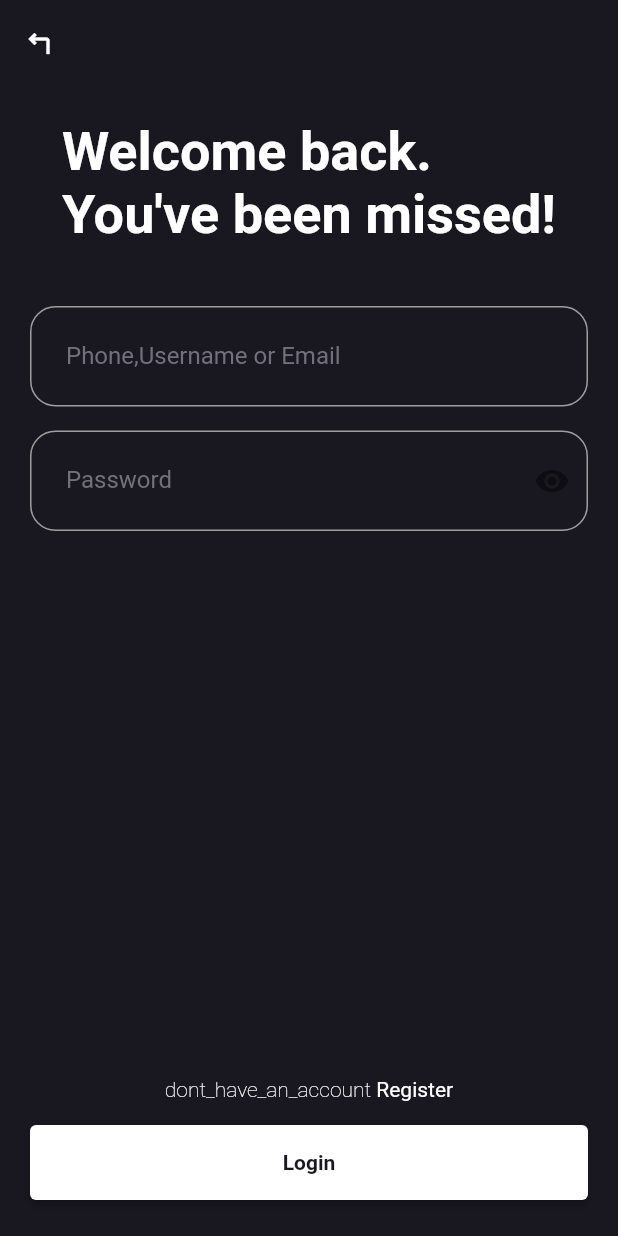
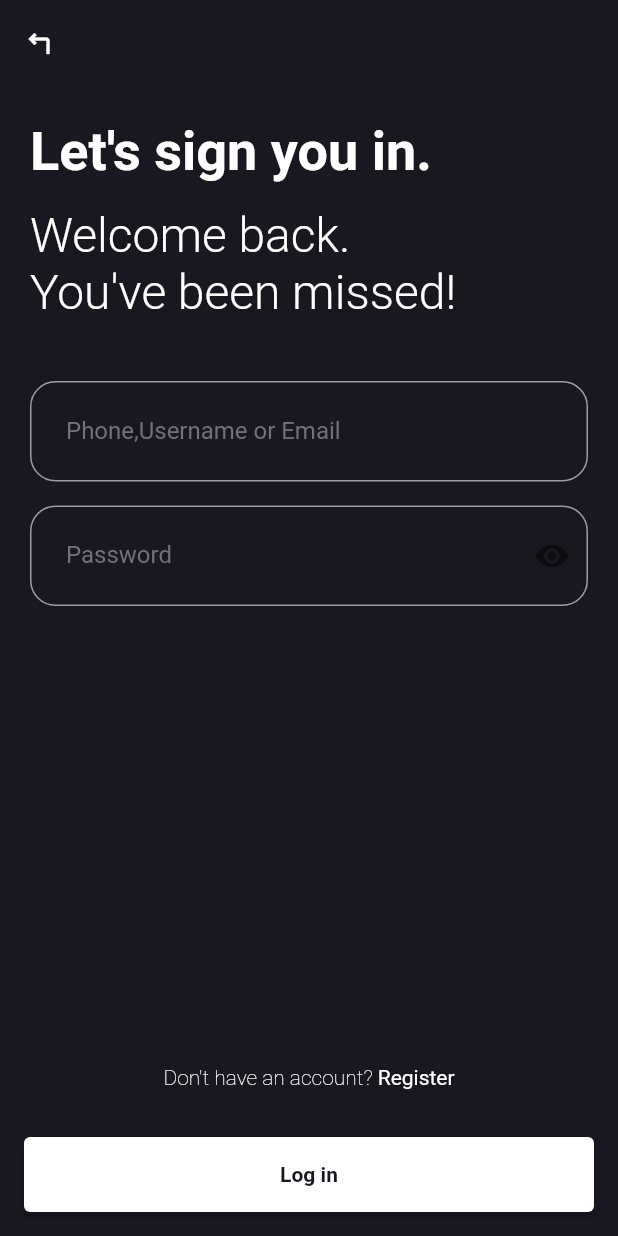
Before and after one commit to JaberMa/test_tasks, a Flutter app: the screen it shows after launch, on a phone screen of 412 x 824 dp. Run offline on Flutter 3.47's test engine with Material 2 defaults, Android fonts, the phone set to English and light mode, and no system bars; our stand-ins replace easy_localization, flutter_mobx, mobx; missing offline and left inert: dart:ffi; generated files the repository leaves out were written again.

Commit message:
fix ui  clavier

```diff
--- a/assets/translations/en.json
+++ b/assets/translations/en.json
@@ -2,7 +2,7 @@
     "test Task": "test Task",
     "Login_successful": "Login successful!",
     "login_failed": "Login failed. Please check your credentials.",
-    "lets_sign_you_in.": "Let's sign you in.",
+    "lets_sign_you_in": "Let's sign you in.",
     "msg_welcome":"Welcome back. \nYou've been missed!",
     "dont_have_an_account": "Don't have an account?",
     "username":"Username",
--- a/lib/screens/login_screen/components/msg_welcome.dart
+++ b/lib/screens/login_screen/components/msg_welcome.dart
@@ -1,5 +1,6 @@
 import 'package:easy_localization/easy_localization.dart';
 import 'package:flutter/material.dart';
+import 'package:test_tasks/utils/constants/app_strings.dart';
 
 class MsgWelcome extends StatelessWidget {
   final String headlineWelcome;
@@ -7,12 +8,27 @@ class MsgWelcome extends StatelessWidget {
 
   @override
   Widget build(BuildContext context) {
-    return Text(
-      "msg_welcome".tr(),
-      style: const TextStyle(
-        fontSize: 36,
-        fontWeight: FontWeight.w700,
-      ),
+    return Column(
+      crossAxisAlignment: CrossAxisAlignment.stretch,
+      children: [
+        Text(
+          "lets_sign_you_in".tr(),
+          style: const TextStyle(
+            fontSize: 36,
+            fontWeight: FontWeight.w700,
+          ),
+        ),
+        const SizedBox(
+          height: 16,
+        ),
+        Text(
+          "msg_welcome".tr(),
+          style: const TextStyle(
+            fontSize: 32,
+            fontWeight: FontWeight.w300,
+          ),
+        )
+      ],
     );
   }
 }
--- a/lib/screens/login_screen/login_screen.dart
+++ b/lib/screens/login_screen/login_screen.dart
@@ -1,3 +1,5 @@
+import 'dart:ffi';
+
 import 'package:flutter_mobx/flutter_mobx.dart';
 import 'package:provider/provider.dart';
 import '../../mixins/snack_mixin.dart';
@@ -36,8 +38,59 @@ class LoginScreenState extends State<LoginScreen> with SnackMixin {
   @override
   Widget build(BuildContext context) {
     final authInfo = Provider.of<LoginBase>(context);
-
     return Scaffold(
+      bottomNavigationBar: Observer(
+        builder: (context) {
+          return Wrap(children: [
+            Padding(
+              padding: const EdgeInsets.all(16.0),
+              child: Row(
+                mainAxisAlignment: MainAxisAlignment.center,
+                children: [
+                  Text(
+                    AppStrings.instructionMsg,
+                    style: const TextStyle(
+                      fontWeight: FontWeight.w200,
+                    ),
+                  ),
+                  GestureDetector(
+                    onTap: null,
+                    child: Text(" Register".tr()),
+                  ),
+                ],
+              ),
+            ),
+            Padding(
+              padding: const EdgeInsets.all(16.0),
+              child: SizedBox(
+                height: 50,
+                width: double.infinity,
+                child: ElevatedButton(
+                  child: Text(
+                    'Log in'.tr(),
+                    style: const TextStyle(fontWeight: FontWeight.bold),
+                  ),
+                  onPressed: () async {
+                    if (_formKey.currentState!.validate()) {
+                      authInfo.setUsername(_usernameController.text);
+                      authInfo.setPassword(_passwordController.text);
+                      bool canLogin = await authInfo.login();
+                      if (canLogin && mounted) {
+                        showSuccess(
+                            context, AppStrings.loginSuccessMessage.tr());
+                        Navigator.pushReplacementNamed(
+                            context, HomeScreen.homeScreen);
+                      } else {
+                        showError(context, AppStrings.loginErrorMessage.tr());
+                      }
+                    }
+                  },
+                ),
+              ),
+            ),
+          ]);
+        },
+      ),
       appBar: AppBar(
         elevation: 0,
         leading: const Icon(Icons.turn_left),
@@ -46,10 +99,7 @@ class LoginScreenState extends State<LoginScreen> with SnackMixin {
         padding: const EdgeInsets.symmetric(horizontal: 20, vertical: 24),
         child: Column(
           children: [
-           const MsgWelcome(
-                headlineWelcome:
-
-                    "${AppStrings.messageWelcome}"),
+            MsgWelcome(headlineWelcome: "${AppStrings.messageWelcome}"),
             const SizedBox(
               height: 40,
             ),
@@ -97,56 +147,6 @@ class LoginScreenState extends State<LoginScreen> with SnackMixin {
               ),
             ),
             const Expanded(child: SizedBox()),
-            Observer(
-              builder: (context) {
-                return Column(children: [
-                  Row(
-                    mainAxisAlignment: MainAxisAlignment.center,
-                    children: [
-                      const Text(
-                        AppStrings.instructionMsg,
-                        style: TextStyle(
-                          fontWeight: FontWeight.w200,
-                        ),
-                      ),
-                      GestureDetector(
-                        onTap: null,
-                        child: Text(" Register".tr()),
-                      ),
-                    ],
-                  ),
-                  const SizedBox(height: 16.0),
-                  SizedBox(
-                    height: 50,
-                    width: double.infinity,
-                    child: ElevatedButton(
-                      child: Text(
-                        'Login'.tr(),
-                        style: const TextStyle(fontWeight: FontWeight.bold),
-                      ),
-                      onPressed: () async {
-                        if (_formKey.currentState!.validate()) {
-                          authInfo.setUsername(_usernameController.text);
-                          authInfo.setPassword(_passwordController.text);
-                          print(authInfo.password);
-
-                          bool canLogin = await authInfo.login();
-                          if (canLogin && mounted) {
-                            showSuccess(
-                                context, AppStrings.loginSuccessMessage.tr());
-                            Navigator.pushReplacementNamed(
-                                context, HomeScreen.homeScreen);
-                          } else {
-                            showError(
-                                context, AppStrings.loginErrorMessage.tr());
-                          }
-                        }
-                      },
-                    ),
-                  ),
-                ]);
-              },
-            ),
           ],
         ),
       ),
--- a/lib/utils/LocalizationChecker.dart
+++ b/lib/utils/LocalizationChecker.dart
@@ -4,7 +4,7 @@ import 'package:flutter/material.dart';
 class LocalizationChecker {
   static changeLanguge(BuildContext context) {
     Locale? currentLocal = EasyLocalization.of(context)!.currentLocale;
-    if (currentLocal == const Locale('en', 'US')) {
+    if (currentLocal == const Locale('en')) {
       EasyLocalization.of(context)!.setLocale(const Locale('ar'));
     } else {
       EasyLocalization.of(context)!.setLocale(const Locale('en'));
--- a/lib/utils/constants/app_strings.dart
+++ b/lib/utils/constants/app_strings.dart
@@ -1,10 +1,12 @@
+import 'package:easy_localization/easy_localization.dart';
+
 class AppStrings {
   static const String appName = 'test Task';
-  static const String loginSuccessMessage = 'login_successful';
-  static const String loginErrorMessage = 'login_failed';
-  static const String headlineWelcome = "lets_sign_you_in";
-  static const String messageWelcome = "msg_welcome";
-  static const String instructionMsg = "dont_have_an_account";
+  static String loginSuccessMessage = 'login_successful'.tr();
+  static String loginErrorMessage = 'login_failed'.tr();
+  static String headlineWelcome = "lets_sign_you_in".tr();
+  static String messageWelcome = "msg_welcome".tr();
+  static String instructionMsg = "dont_have_an_account".tr();
   static const String username = "naeim";
   static const String password = "1703";
 }
```
